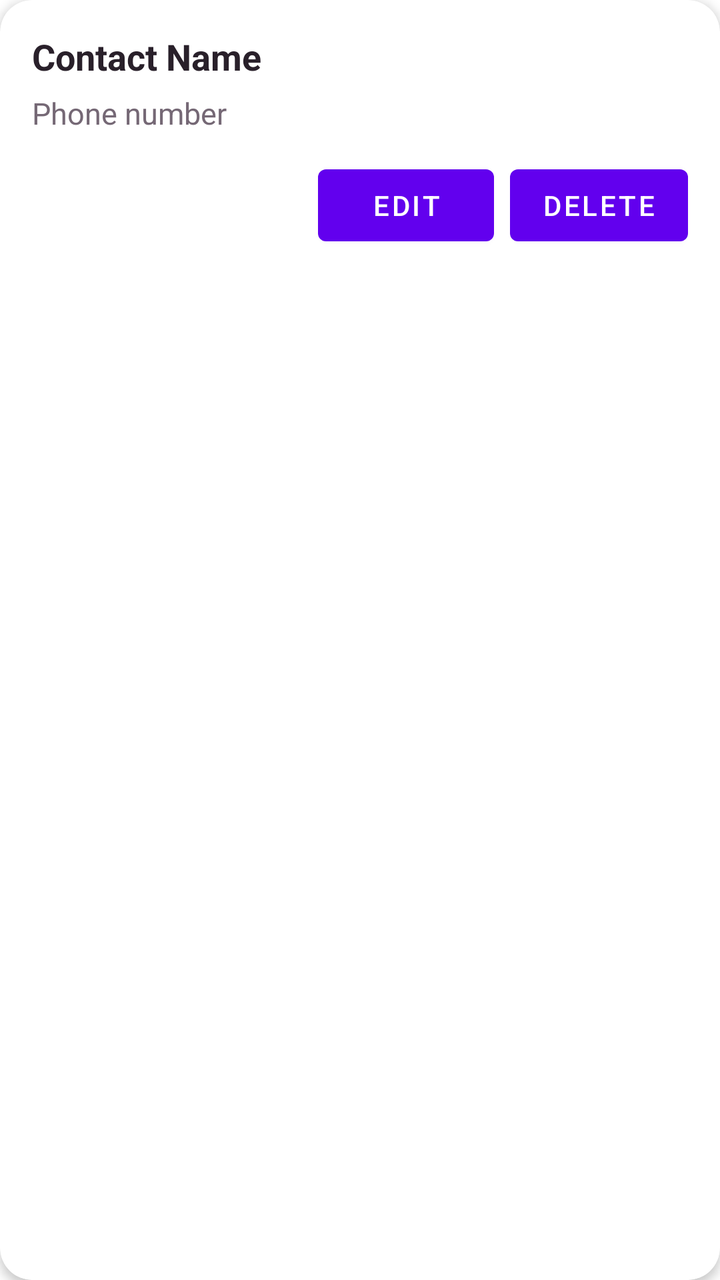
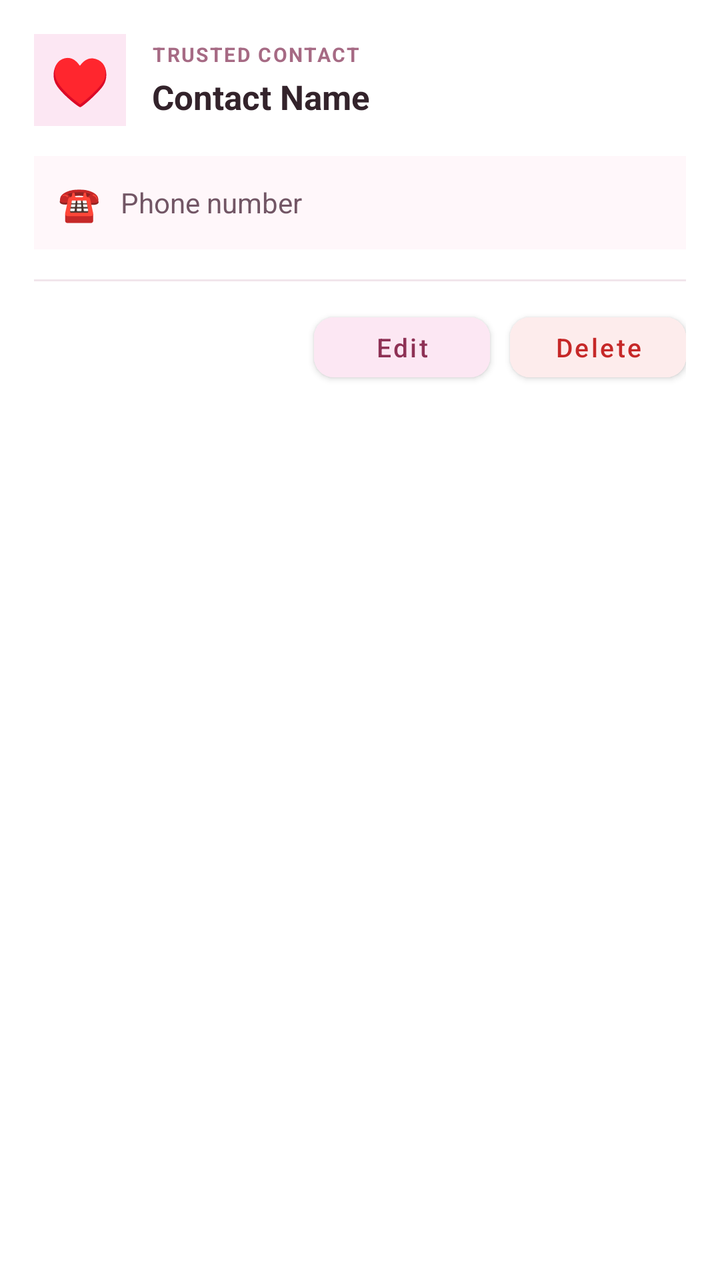

Screens rendered from an Android XML layout before and after an edit, with the pre-edit source and the edit as a unified diff.
<!-- AndroidManifest.xml: application theme Theme.SafeHer -->
<!-- res/layout/item_emergency_contact.xml -->
<?xml version="1.0" encoding="utf-8"?>
<androidx.cardview.widget.CardView
    xmlns:android="http://schemas.android.com/apk/res/android"
    xmlns:app="http://schemas.android.com/apk/res-auto"
    android:layout_width="match_parent"
    android:layout_height="wrap_content"
    android:layout_marginBottom="12dp"
    app:cardBackgroundColor="#FFFFFF"
    app:cardCornerRadius="16dp"
    app:cardElevation="3dp">

    <LinearLayout
        android:layout_width="match_parent"
        android:layout_height="wrap_content"
        android:orientation="vertical"
        android:padding="16dp">

        <TextView
            android:id="@+id/contactNameText"
            android:layout_width="match_parent"
            android:layout_height="wrap_content"
            android:text="Contact Name"
            android:textColor="#29202A"
            android:textSize="18sp"
            android:textStyle="bold" />

        <TextView
            android:id="@+id/contactPhoneText"
            android:layout_width="match_parent"
            android:layout_height="wrap_content"
            android:layout_marginTop="6dp"
            android:text="Phone number"
            android:textColor="#756875"
            android:textSize="15sp" />

        <LinearLayout
            android:layout_width="match_parent"
            android:layout_height="wrap_content"
            android:layout_marginTop="12dp"
            android:gravity="end"
            android:orientation="horizontal">

            <Button
                android:id="@+id/editContactButton"
                android:layout_width="wrap_content"
                android:layout_height="wrap_content"
                android:text="Edit" />

            <Button
                android:id="@+id/deleteContactButton"
                android:layout_width="wrap_content"
                android:layout_height="wrap_content"
                android:layout_marginStart="8dp"
                android:text="Delete" />

        </LinearLayout>

    </LinearLayout>

</androidx.cardview.widget.CardView>
<!-- resources referenced by this layout -->
<resources>
  <style name="Theme.SafeHer" parent="Theme.MaterialComponents.DayNight.DarkActionBar">
          
          <item name="colorPrimary">@color/purple_500</item>
          <item name="colorPrimaryVariant">@color/purple_700</item>
          <item name="colorOnPrimary">@color/white</item>
          
          <item name="colorSecondary">@color/teal_200</item>
          <item name="colorSecondaryVariant">@color/teal_700</item>
          <item name="colorOnSecondary">@color/black</item>
          
          <item name="android:statusBarColor">?attr/colorPrimaryVariant</item>
          
      </style>
  <color name="purple_500">#FF6200EE</color>
  <color name="purple_700">#FF3700B3</color>
  <color name="white">#FFFFFFFF</color>
  <color name="teal_200">#FF03DAC5</color>
  <color name="teal_700">#FF018786</color>
  <color name="black">#FF000000</color>
</resources>

<!-- the commit's change to res/layout/item_emergency_contact.xml (unified diff, before → after) -->
@@ -4,54 +4,127 @@
     xmlns:app="http://schemas.android.com/apk/res-auto"
     android:layout_width="match_parent"
     android:layout_height="wrap_content"
-    android:layout_marginBottom="12dp"
+    android:layout_marginBottom="14dp"
     app:cardBackgroundColor="#FFFFFF"
-    app:cardCornerRadius="16dp"
+    app:cardCornerRadius="18dp"
     app:cardElevation="3dp">
 
     <LinearLayout
         android:layout_width="match_parent"
         android:layout_height="wrap_content"
         android:orientation="vertical"
-        android:padding="16dp">
+        android:padding="17dp">
 
-        <TextView
-            android:id="@+id/contactNameText"
+        <LinearLayout
             android:layout_width="match_parent"
             android:layout_height="wrap_content"
-            android:text="Contact Name"
-            android:textColor="#29202A"
-            android:textSize="18sp"
-            android:textStyle="bold" />
+            android:gravity="center_vertical"
+            android:orientation="horizontal">
 
-        <TextView
-            android:id="@+id/contactPhoneText"
+            <TextView
+                android:layout_width="46dp"
+                android:layout_height="46dp"
+                android:background="#FCE7F3"
+                android:gravity="center"
+                android:text="♥"
+                android:textColor="#8E3155"
+                android:textSize="24sp" />
+
+            <LinearLayout
+                android:layout_width="0dp"
+                android:layout_height="wrap_content"
+                android:layout_marginStart="13dp"
+                android:layout_weight="1"
+                android:orientation="vertical">
+
+                <TextView
+                    android:layout_width="wrap_content"
+                    android:layout_height="wrap_content"
+                    android:text="TRUSTED CONTACT"
+                    android:textColor="#A66A84"
+                    android:textSize="10sp"
+                    android:textStyle="bold"
+                    android:letterSpacing="0.08" />
+
+                <TextView
+                    android:id="@+id/contactNameText"
+                    android:layout_width="match_parent"
+                    android:layout_height="wrap_content"
+                    android:layout_marginTop="3dp"
+                    android:text="Contact Name"
+                    android:textColor="#33232B"
+                    android:textSize="17sp"
+                    android:textStyle="bold"
+                    android:maxLines="2" />
+
+            </LinearLayout>
+
+        </LinearLayout>
+
+        <LinearLayout
             android:layout_width="match_parent"
             android:layout_height="wrap_content"
-            android:layout_marginTop="6dp"
-            android:text="Phone number"
-            android:textColor="#756875"
-            android:textSize="15sp" />
+            android:layout_marginTop="15dp"
+            android:background="#FFF7FA"
+            android:gravity="center_vertical"
+            android:orientation="horizontal"
+            android:padding="12dp">
+
+            <TextView
+                android:layout_width="wrap_content"
+                android:layout_height="wrap_content"
+                android:text="☎"
+                android:textColor="#8E3155"
+                android:textSize="17sp" />
+
+            <TextView
+                android:id="@+id/contactPhoneText"
+                android:layout_width="0dp"
+                android:layout_height="wrap_content"
+                android:layout_marginStart="10dp"
+                android:layout_weight="1"
+                android:text="Phone number"
+                android:textColor="#725665"
+                android:textSize="14sp"
+                android:textIsSelectable="true" />
+
+        </LinearLayout>
+
+        <View
+            android:layout_width="match_parent"
+            android:layout_height="1dp"
+            android:layout_marginTop="15dp"
+            android:background="#F1E5EB" />
 
         <LinearLayout
             android:layout_width="match_parent"
             android:layout_height="wrap_content"
             android:layout_marginTop="12dp"
-            android:gravity="end"
+            android:gravity="end|center_vertical"
             android:orientation="horizontal">
 
             <Button
                 android:id="@+id/editContactButton"
                 android:layout_width="wrap_content"
-                android:layout_height="wrap_content"
-                android:text="Edit" />
+                android:layout_height="42dp"
+                android:backgroundTint="#FCE7F3"
+                android:text="Edit"
+                android:textAllCaps="false"
+                android:textColor="#8E3155"
+                android:textSize="13sp"
+                app:cornerRadius="10dp" />
 
             <Button
                 android:id="@+id/deleteContactButton"
                 android:layout_width="wrap_content"
-                android:layout_height="wrap_content"
-                android:layout_marginStart="8dp"
-                android:text="Delete" />
+                android:layout_height="42dp"
+                android:layout_marginStart="10dp"
+                android:backgroundTint="#FDECEC"
+                android:text="Delete"
+                android:textAllCaps="false"
+                android:textColor="#C62828"
+                android:textSize="13sp"
+                app:cornerRadius="10dp" />
 
         </LinearLayout>
 
